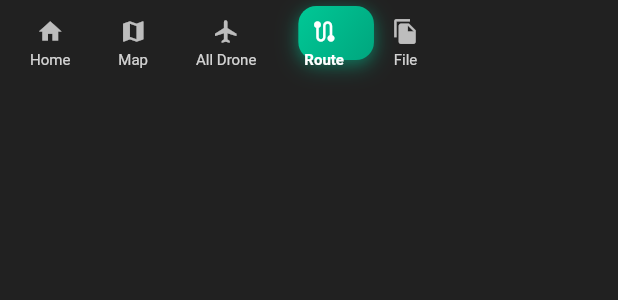
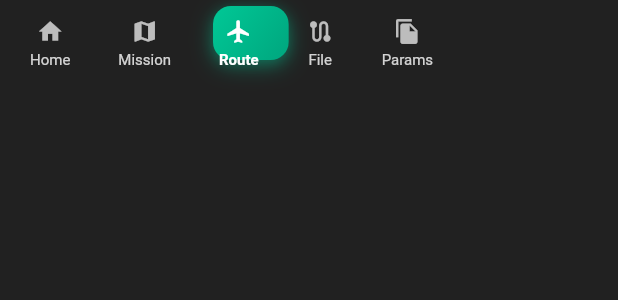
Before and after one commit to Khoa1512/GCS_RUSTECHS, a Flutter app: the AppNavigationBar widget shown alone on an empty page, opened directly, after a tap on "Route", on a phone screen of 412 x 824 dp. Shown: the top 300 px of the screen. Run offline on Flutter 3.47's test engine with Material 3 defaults, Android fonts, the phone set to English and light mode, and no system bars; our stand-ins replace chewie, flutter_compass, flutter_easyloading, flutter_map, glass_kit, go_router and 3 more; missing offline and left inert: dart_mavlink, flutter_libserialport, webview_windows; Roboto replaces fonts that are missing (Merriweather).

Commit message:
Update navigation bar with params tab

```diff
--- a/lib/presentation/widget/navigation/app_navigation_bar.dart
+++ b/lib/presentation/widget/navigation/app_navigation_bar.dart
@@ -16,6 +16,7 @@ class _AppNavigationBarState extends State<AppNavigationBar>
   final List<GlobalKey> _buttonKeys = [
     GlobalKey(),
     GlobalKey(),
+    // GlobalKey(),
     GlobalKey(),
     GlobalKey(),
     GlobalKey(),
@@ -36,9 +37,10 @@ class _AppNavigationBarState extends State<AppNavigationBar>
       final routes = [
         AppRoute.home,
         AppRoute.map,
-        AppRoute.allDrone,
+        // AppRoute.allDrone,
         AppRoute.route,
         AppRoute.file,
+        AppRoute.params,
       ];
       final newIndex = routes.indexOf(currentRoute);
 
@@ -208,20 +210,22 @@ class _AppNavigationBarState extends State<AppNavigationBar>
     final routes = [
       AppRoute.home,
       AppRoute.map,
-      AppRoute.allDrone,
+      // AppRoute.allDrone,
       AppRoute.route,
       AppRoute.file,
+      AppRoute.params,
     ];
-    final labels = ['Home', 'Map', 'All Drone', 'Route', 'File'];
+    // final labels = ['Home', 'Map', 'All Drone', 'Route', 'File', 'Params'];
+    final labels = ['Home', 'Mission', 'Route', 'File', 'Params'];
+
     final icons = [
       Icons.home,
       Icons.map,
       Icons.flight,
       Icons.route,
       Icons.file_copy,
-    ];
-
-    final buttons = <Widget>[];
+      Icons.settings,
+    ];    final buttons = <Widget>[];
 
     for (int i = 0; i < routes.length; i++) {
       buttons.add(
```
